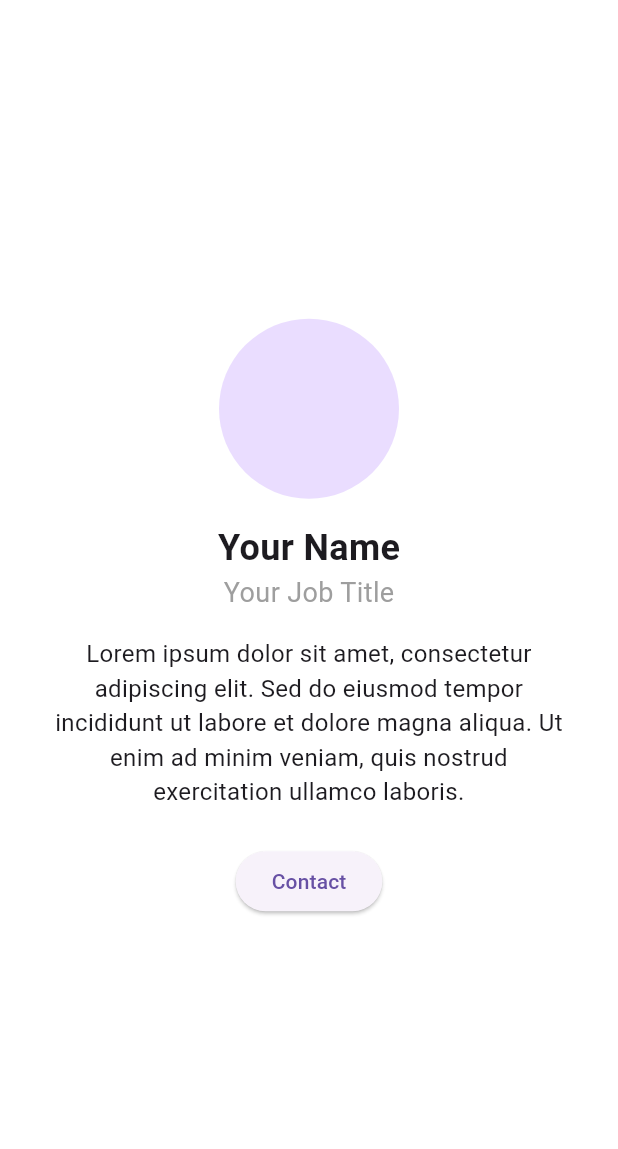
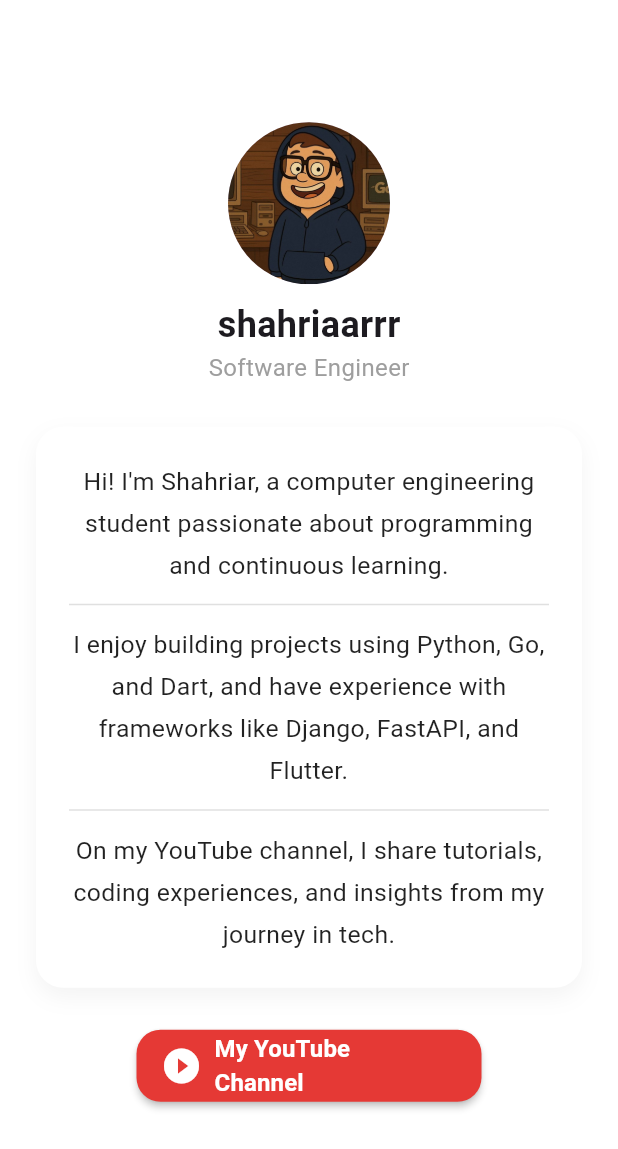
Before and after one commit to shahriaarrr/Tomodoro, a Flutter app: the AboutPage screen opened directly, on a phone screen of 412 x 824 dp. Shown: the top 1149 px of the screen. Run offline on Flutter 3.47's test engine with Material 3 defaults, Android fonts, the phone set to English and light mode, and no system bars; our stand-ins replace audioplayers, flutter_riverpod, hive, hive_flutter, shared_preferences; accounts and stored records are empty.

Commit message:
add data to about page

```diff
--- a/lib/pages/about.dart
+++ b/lib/pages/about.dart
@@ -6,7 +6,7 @@ class AboutPage extends ConsumerWidget {
   const AboutPage({super.key});
 
   void _launchURL() async {
-    final url = Uri.parse('https://your-link.com');
+    final url = Uri.parse('https://youtube.com/@shahriaarrr');
     if (await canLaunchUrl(url)) {
       await launchUrl(url, mode: LaunchMode.externalApplication);
     }
@@ -15,38 +15,120 @@ class AboutPage extends ConsumerWidget {
   @override
   Widget build(BuildContext context, WidgetRef ref) {
     return Scaffold(
-      // appBar: AppBar(title: const Text('About'), centerTitle: tru),
       body: Center(
+        child: SingleChildScrollView(
           child: Column(
             mainAxisSize: MainAxisSize.min,
             children: [
+              const SizedBox(height: 24),
               CircleAvatar(
-              radius: 60,
-              // backgroundImage: AssetImage('assets/profile.jpg'),
+                radius: 54,
+                backgroundImage: AssetImage('assets/images/profile.jpg'),
               ),
-            const SizedBox(height: 16),
+              const SizedBox(height: 10),
               const Text(
-              'Your Name',
+                'shahriaarrr',
                 style: TextStyle(fontSize: 24, fontWeight: FontWeight.bold),
               ),
               const Text(
-              'Your Job Title',
-              style: TextStyle(fontSize: 18, color: Colors.grey),
+                'Software Engineer',
+                style: TextStyle(fontSize: 16, color: Colors.grey),
               ),
-            const SizedBox(height: 16),
-            const Padding(
-              padding: EdgeInsets.symmetric(horizontal: 32.0),
-              child: Text(
-                'Lorem ipsum dolor sit amet, consectetur adipiscing elit. '
-                'Sed do eiusmod tempor incididunt ut labore et dolore magna aliqua. '
-                'Ut enim ad minim veniam, quis nostrud exercitation ullamco laboris.',
+              const SizedBox(height: 28),
+              Padding(
+                padding: const EdgeInsets.symmetric(horizontal: 24.0),
+                child: Container(
+                  padding: const EdgeInsets.all(22),
+                  decoration: BoxDecoration(
+                    color:
+                        Theme.of(context).brightness == Brightness.dark
+                            ? Colors.grey[850]
+                            : Colors.white,
+                    borderRadius: BorderRadius.circular(18),
+                    boxShadow: [
+                      BoxShadow(
+                        color: Colors.grey.withOpacity(0.12),
+                        blurRadius: 12,
+                        offset: Offset(0, 6),
+                      ),
+                    ],
+                  ),
+                  child: Column(
+                    children: [
+                      Text(
+                        'Hi! I\'m Shahriar, a computer engineering student passionate about programming and continuous learning.',
                         textAlign: TextAlign.center,
-                style: TextStyle(fontSize: 16),
+                        style: TextStyle(
+                          fontSize: 16.5,
+                          height: 1.7,
+                          color:
+                              Theme.of(context).brightness == Brightness.dark
+                                  ? Colors.white
+                                  : Colors.black87,
                         ),
                       ),
-            const SizedBox(height: 24),
-            ElevatedButton(onPressed: _launchURL, child: const Text('Contact')),
+                      const SizedBox(height: 12),
+                      Divider(height: 1, color: Colors.grey[300]),
+                      const SizedBox(height: 12),
+                      Text(
+                        'I enjoy building projects using Python, Go, and Dart, and have experience with frameworks like Django, FastAPI, and Flutter.',
+                        textAlign: TextAlign.center,
+                        style: TextStyle(
+                          fontSize: 16.5,
+                          height: 1.7,
+                          color:
+                              Theme.of(context).brightness == Brightness.dark
+                                  ? Colors.white
+                                  : Colors.black87,
+                        ),
+                      ),
+                      const SizedBox(height: 12),
+                      Divider(height: 1, color: Colors.grey[300]),
+                      const SizedBox(height: 12),
+                      Text(
+                        'On my YouTube channel, I share tutorials, coding experiences, and insights from my journey in tech.',
+                        textAlign: TextAlign.center,
+                        style: TextStyle(
+                          fontSize: 16.5,
+                          height: 1.7,
+                          color:
+                              Theme.of(context).brightness == Brightness.dark
+                                  ? Colors.white
+                                  : Colors.black87,
+                        ),
+                      ),
                     ],
+                  ),
+                ),
+              ),
+              const SizedBox(height: 28),
+              SizedBox(
+                width: 230,
+                height: 48,
+                child: ElevatedButton.icon(
+                  onPressed: _launchURL,
+                  icon: Icon(
+                    Icons.play_circle_fill,
+                    color: Colors.white,
+                    size: 28,
+                  ),
+                  label: const Text(
+                    'My YouTube Channel',
+                    style: TextStyle(fontSize: 16, fontWeight: FontWeight.bold),
+                  ),
+                  style: ElevatedButton.styleFrom(
+                    backgroundColor: Colors.red[600],
+                    foregroundColor: Colors.white,
+                    shape: RoundedRectangleBorder(
+                      borderRadius: BorderRadius.circular(16),
+                    ),
+                    elevation: 2,
+                  ),
+                ),
+              ),
+              const SizedBox(height: 32),
+            ],
+          ),
         ),
       ),
     );
--- a/pubspec.yaml
+++ b/pubspec.yaml
@@ -69,6 +69,7 @@ flutter:
   # To add assets to your application, add an assets section, like this:
   assets:
     - assets/audios/ding.mp3
+    - assets/images/profile.jpg
 
   # An image asset can refer to one or more resolution-specific "variants", see
   # https://flutter.dev/to/resolution-aware-images
```
Also changed, not shown: assets/images/profile.jpg (added). Lines whose indentation alone changed are shown as unchanged.
